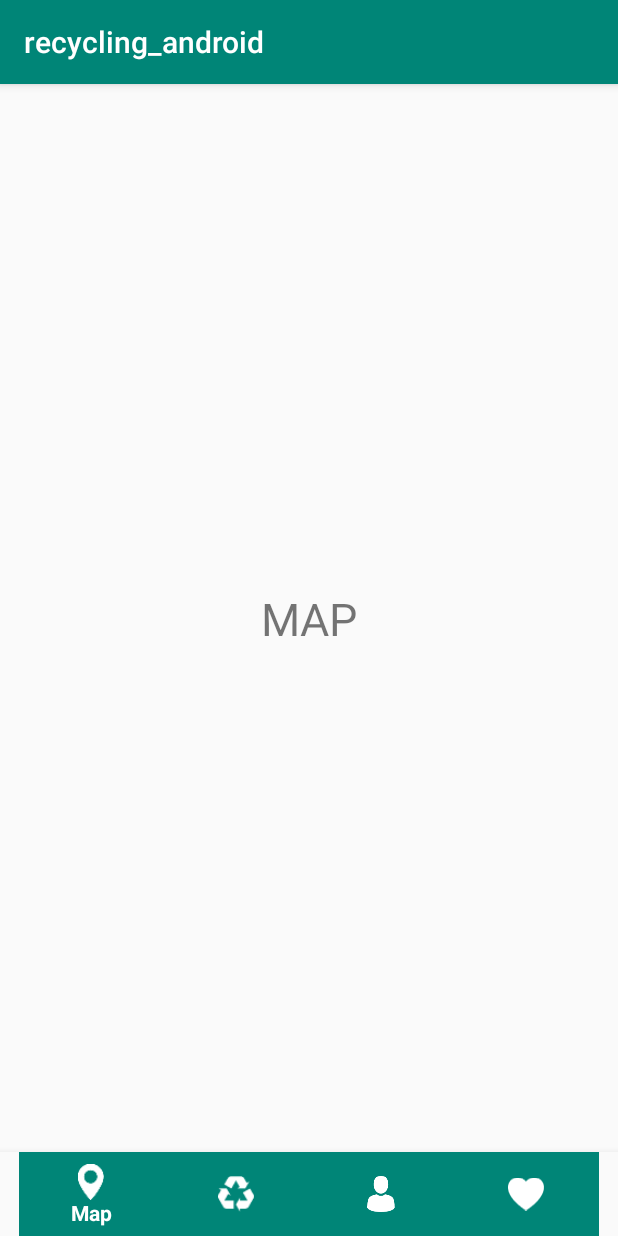
After one commit to NikolayPuliaiev/recycling_android, an Android app: the fragment MapFragment placed in its activity, on a phone screen of 412 x 824 dp. The commit adds this screen. Run offline under Robolectric (Android 15) with nearby library versions, the light colour scheme and no system bars; our stand-ins replace data binding.

Commit message:
Added Map fragment

```diff
--- /dev/null
+++ b/app/src/main/java/com/nikolaypuliaiev/recycling/ui/map/MapFragment.kt
@@ -0,0 +1,35 @@
+package com.nikolaypuliaiev.recycling.ui.map
+
+import android.arch.lifecycle.ViewModelProviders
+import android.databinding.DataBindingUtil
+import android.os.Bundle
+import android.view.LayoutInflater
+import android.view.View
+import android.view.ViewGroup
+import com.nikolaypuliaiev.recycling.R
+import com.nikolaypuliaiev.recycling.databinding.FragmentMapBinding
+import com.nikolaypuliaiev.recycling.utils.BaseClasses.BaseFragment
+
+class MapFragment: BaseFragment() {
+
+    companion object {
+        fun newInstance(): MapFragment = MapFragment()
+    }
+
+    // setting up ViewModel
+    private val viewModel: MapViewModel
+            by lazy {
+                ViewModelProviders.of(this)
+                    .get(MapViewModel::class.java)
+            }
+
+    private lateinit var binding: FragmentMapBinding
+
+    override fun onCreateView(inflater: LayoutInflater, container: ViewGroup?, savedInstanceState: Bundle?): View? {
+        binding = DataBindingUtil.inflate(inflater, R.layout.fragment_map, container, false)
+
+        binding.viewModel = viewModel
+
+        return binding.root
+    }
+}
--- /dev/null
+++ b/app/src/main/java/com/nikolaypuliaiev/recycling/ui/map/MapViewModel.kt
@@ -0,0 +1,8 @@
+package com.nikolaypuliaiev.recycling.ui.map
+
+import com.nikolaypuliaiev.recycling.utils.BaseClasses.BaseViewModel
+
+class MapViewModel: BaseViewModel() {
+
+
+}
--- a/app/src/main/res/layout/activity_main.xml
+++ b/app/src/main/res/layout/activity_main.xml
@@ -17,8 +17,11 @@
         <FrameLayout
                 android:id="@+id/container"
                 android:layout_width="match_parent"
-                android:layout_height="match_parent"
-                app:layout_behavior="@string/appbar_scrolling_view_behavior"/>
+                android:layout_height="0dp"
+                app:layout_constraintTop_toTopOf="parent"
+                app:layout_constraintStart_toStartOf="parent"
+                app:layout_constraintEnd_toEndOf="parent"
+                app:layout_constraintBottom_toTopOf="@id/navigationView"/>
 
         <android.support.design.widget.BottomNavigationView
                 android:id="@+id/navigationView"
--- /dev/null
+++ b/app/src/main/res/layout/fragment_map.xml
@@ -0,0 +1,26 @@
+<?xml version="1.0" encoding="utf-8"?>
+<layout xmlns:app="http://schemas.android.com/apk/res-auto">
+
+    <data>
+        <variable
+                name="viewModel"
+                type="com.nikolaypuliaiev.recycling.ui.map.MapViewModel"/>
+    </data>
+
+    <android.support.constraint.ConstraintLayout
+            xmlns:android="http://schemas.android.com/apk/res/android"
+            android:layout_width="match_parent"
+            android:layout_height="match_parent">
+
+        <TextView
+                android:layout_width="wrap_content"
+                android:layout_height="wrap_content"
+                app:layout_constraintStart_toStartOf="parent"
+                app:layout_constraintEnd_toEndOf="parent"
+                app:layout_constraintTop_toTopOf="parent"
+                app:layout_constraintBottom_toBottomOf="parent"
+                android:text="MAP"
+                android:textSize="30sp"/>
+
+    </android.support.constraint.ConstraintLayout>
+</layout>
```
Also changed, not shown: app/src/main/java/com/nikolaypuliaiev/recycling/ui/main/MainActivity.kt (+35 -0 lines), 1 other file.
